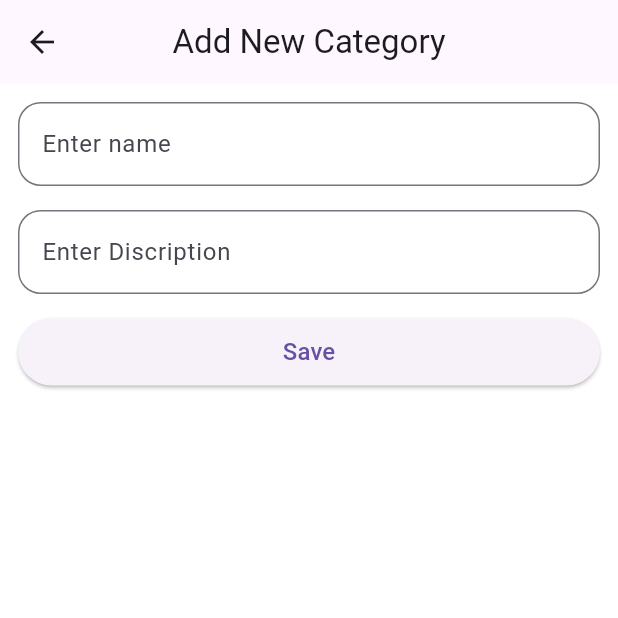
After one commit to uynnhi13/fastfoodapp, a Flutter app: the CategoryAdd screen opened directly, on a phone screen of 412 x 824 dp, the top half of it. The commit adds this screen. Run offline on Flutter 3.47's test engine with Material 3 defaults, Android fonts, the phone set to English and light mode, and no system bars; our stand-ins replace carousel_slider, curved_navigation_bar, flutter_rating_bar, get, iconsax, readmore and 1 more; missing offline and left inert: clippy_flutter; accounts and stored records are empty.

Commit message:
commit 0105

```diff
--- /dev/null
+++ b/lib/adminspace/page/category/category_add.dart
@@ -0,0 +1,89 @@
+import 'package:fastfoodapp/const.dart';
+import 'package:fastfoodapp/data/helper/category_helper.dart';
+import 'package:fastfoodapp/data/model/category.dart';
+import 'package:flutter/material.dart';
+
+class CategoryAdd extends StatefulWidget {
+  final bool isUpdate;
+  final CategoryModel? categoryModel;
+  const CategoryAdd({super.key, this.isUpdate=false,this.categoryModel});
+
+  @override
+  State<CategoryAdd> createState() => _CategoryAddState();
+}
+
+class _CategoryAddState extends State<CategoryAdd> {
+  final TextEditingController _nameController=TextEditingController();
+  final TextEditingController _descriptionController=TextEditingController();
+  String titleText="";
+  final DatabaseHelper _databaseService =DatabaseHelper();
+  Future<void> _onSave() async {
+    final name=_nameController.text;
+    final description=_descriptionController.text;
+
+    await _databaseService
+        .insertCategory(CategoryModel(name: name, description: description));
+    setState(() {});
+    Navigator.pop(context);
+  }
+
+  Future<void> _onUpdate() async{
+    final name=_nameController.text;
+    final description=_descriptionController.text;
+
+    await _databaseService.updateCategory(CategoryModel(
+      name: name, description: description, id:widget.categoryModel!.id));
+
+    Navigator.pop(context);
+  }
+
+  @override
+  void initState(){
+    super.initState();
+    if(widget.categoryModel!=null && widget.isUpdate){
+      _nameController.text=widget.categoryModel!.name;
+      _descriptionController.text=widget.categoryModel!.description;
+    }
+    if(widget.isUpdate){
+      titleText="Update Category";
+    } else {
+      titleText="Add New Category";
+    }
+  }
+
+  @override
+  Widget build(BuildContext context) {
+    return Scaffold(
+      appBar: AppBar(
+        title: Text(titleText),
+        centerTitle: true,
+      ),
+      body: Padding(
+        padding: const EdgeInsets.all(12.0),
+        child: Column(
+          crossAxisAlignment: CrossAxisAlignment.stretch,
+          children: [
+            textInput('Enter name', _nameController),
+            const SizedBox(height: 16.0,),
+            textInput('Enter Discription', _descriptionController),
+            const SizedBox(height: 16.0,),
+            SizedBox(
+              height: 45.0,
+              child: ElevatedButton(
+                onPressed:() {
+                  widget.isUpdate ?_onUpdate():_onSave();
+                },
+                child: const Text(
+                  'Save',
+                  style: TextStyle(
+                    fontSize: 16.0,
+                  ),
+                ),
+              ),
+            )
+          ],
+        ),
+      ),
+    );
+  }
+}
--- a/lib/const.dart
+++ b/lib/const.dart
@@ -37,3 +37,24 @@ TextStyle UNtextstyle(double size) {
           )),
     );
   }
+
+//Khung nhập dữ liệu input
+  TextFormField textInput(String label, TextEditingController Tcontroller) {
+    return TextFormField(
+      controller: Tcontroller,
+      decoration: InputDecoration(
+          label: Text(label),
+          border: OutlineInputBorder(borderRadius: BorderRadius.circular(15)),
+          floatingLabelStyle: TextStyle(
+            color: color_background,
+          ),
+          floatingLabelBehavior: FloatingLabelBehavior.auto,
+          focusedBorder: OutlineInputBorder(
+            borderSide: BorderSide(
+              width: 2,
+              color: color_background,
+            ),
+            borderRadius: BorderRadius.circular(15),
+          )),
+    );
+  }
--- /dev/null
+++ b/lib/data/helper/category_helper.dart
@@ -0,0 +1,92 @@
+import 'dart:io';
+import 'dart:ui';
+import 'package:fastfoodapp/data/model/category.dart';
+import 'package:flutter/material.dart';
+import 'package:sqflite/sqflite.dart';
+import 'package:path/path.dart';
+import 'package:path_provider/path_provider.dart';
+
+class DatabaseHelper {
+  //Singleton pattern
+  static final DatabaseHelper _databaseService = DatabaseHelper._internal();
+  factory DatabaseHelper() => _databaseService;
+  DatabaseHelper._internal();
+
+  //Khởi tạo database nếu database không tồn tại.
+  static Database? _database;
+  Future<Database> get database async {
+    if (_database != null) return _database!;
+    //Initialize the DB first time it is accessed
+    _database = await _initDatabase();
+    return _database!;
+  }
+
+  //In ra đưuòng dẫn chứa db
+  Future<Database> _initDatabase() async {
+    final databasePath = await getDatabasesPath();
+
+    final path = join(databasePath, 'db_product.db');
+    print("Đường dẫn database: $databasePath"); //in đường dẫn chứa database
+    return await openDatabase(path, onCreate: _onCreate, version: 1);
+  }
+
+  //Thực hiện câu lệnh SQL để tạo bảng category trong csdl
+  Future<void> _onCreate(Database db, int version) async {
+    await db.execute(
+        'CREATE TABLE category(id INTEGER PRIMARY KEY AUTOINCREMENT, name TEXT, description TEXT)');
+  }
+
+  //Thêm cate vào csdl
+  Future<void> insertCategory(CategoryModel categoryModel) async {
+    final db = await _databaseService.database;
+
+    await db.insert(
+      'category',
+      categoryModel
+          .toMap(), //chuyển cateModel thành 1 Map trước khi chèn vào csdl
+      conflictAlgorithm:
+          ConflictAlgorithm.replace, //Xử lý xung đột khi chèn dữ liệu
+    );
+  }
+
+  //Lấy danh sách cate
+  Future<List<CategoryModel>> categories() async {
+    final db = await _databaseService.database;
+    //truy vấn tất cả các dòng trong bảng cate và lấy kết quả dưới dạng List<Map>
+    final List<Map<String, dynamic>> maps = await db.query('category');
+    //Tạo danh sách các đối tượng CateModel từ List<Map> đã lấy được
+    return List.generate(
+        maps.length, (index) => CategoryModel.fromMap(maps[index]));
+  }
+
+  //Lấy 1 cate dựa trên id
+  Future<CategoryModel> category(int id) async {
+    final db = await _databaseService.database;
+    //Truy vấn dữ liệu từ bảng cate dựa trên id
+    final List<Map<String, dynamic>> maps =
+        await db.query('category', where: 'id=?', whereArgs: [id]);
+    //Trả về đối tượng cateModel được tạo từ dòng dữ liệu đầu tiên trong kết quả truy vấn
+    return CategoryModel.fromMap(maps[0]);
+  }
+
+  //Cập nhật một cate trong bảng category
+  Future<void> updateCategory(CategoryModel cate) async {
+    final db = await _databaseService.database;
+    await db.update(
+      'category',
+      cate.toMap(), //Chuyển đối tượng cateModel thành 1 Map trước khi update
+      where: 'id=?', //xác định điều kiện cập nhật dữ liệu dựa trên id
+      whereArgs: [cate.id], //Truyền id vào danh sách đối số của câu lệnh SQL
+    );
+  }
+
+  //Xóa 1 cate dựa trên id
+  Future<void> deleteCategory(int id) async {
+    final db = await _databaseService.database;
+    await db.delete(
+      'category',
+      where: 'id=?', //xác định điều kiện cập nhật dữ liệu dựa trên id
+      whereArgs: [id], //Truyền id vào danh sách đối số của câu lệnh SQL
+    );
+  }
+}
--- /dev/null
+++ b/lib/data/model/category.dart
@@ -0,0 +1,38 @@
+import 'dart:convert';
+
+class CategoryModel {
+  final int? id;
+  final String name;
+  final String description;
+
+  CategoryModel({
+    this.id,
+    required this.name,
+    required this.description
+  });
+
+  //Columns in the databbase
+  Map<String,dynamic> toMap(){
+    return{
+      'id':id,
+      'name':name,
+      'description':description
+    };
+  }
+
+  factory CategoryModel.fromMap(Map<String,dynamic> map){
+    return CategoryModel(
+      id:map['id']?.toInt() ??0,
+      name:map['name']??'',
+      description:map['description']??'',
+    );
+  }
+
+  String toJson()=>json.encode(toMap());
+  factory CategoryModel.fromJson(String source)=>
+      CategoryModel.fromMap(json.decode(source));
+
+  @override
+  String toString()=>'Category(id:$id,name:$name,description:$description)';
+
+}
--- a/lib/main.dart
+++ b/lib/main.dart
@@ -1,8 +1,9 @@
 import 'package:fastfoodapp/actions/hidenstatusbar.dart';
-import 'package:fastfoodapp/pagescustom/Profile/Profile.dart';
+import 'package:fastfoodapp/test.dart';
 import 'package:flutter/material.dart';
 import 'package:flutter/services.dart';
 import 'pagescustom/WelcomePage.dart';
+import 'pagescustom/login.dart';
 
 
 void main() async {
@@ -23,7 +24,7 @@ class MyApp extends StatelessWidget {
         scaffoldBackgroundColor: Colors.white,
       ),
       routes: {
-        "/":(context)=>WelcomePage(),
+        "/":(context)=>MyHomePage(),
       },
 
     );
--- a/lib/pagescustom/Profile/profile-edit.dart
+++ b/lib/pagescustom/Profile/profile-edit.dart
@@ -84,7 +84,7 @@ class _ProfileEditState extends State<ProfileEdit> {
                         padding: const EdgeInsets.all(15),
                         shape: RoundedRectangleBorder(
                             borderRadius: BorderRadius.circular(50)),
-                        primary: color_background,
+                        backgroundColor: color_background,
                       ),
                       child: const Text(
                         'Lưu thông tin',
```
Also changed, not shown: lib/adminspace/page/category/category_data.dart (added, +122 -0 lines), lib/adminspace/page/category/category_list.dart (added, +38 -0 lines), lib/adminspace/page/dashboard/HomeAdmin.dart (added, +69 -0 lines), lib/adminspace/widget/appbar.dart (added, +30 -0 lines), lib/model/product.dart (deleted, +0 -50 lines), lib/service/ProductService.dart (deleted, +0 -41 lines), lib/test.dart (added, +78 -0 lines), pubspec.yaml (+6 -2 lines), assets/admin/LogoCate.png (added), assets/images/ChuChu.png (added), lib/model/Category.dart (deleted), pubspec.lock (deleted), 1 other file.
